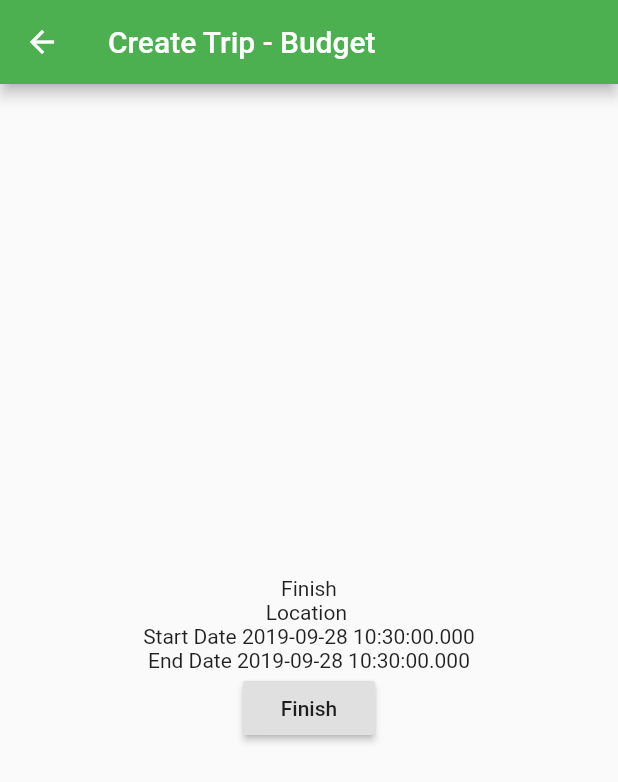
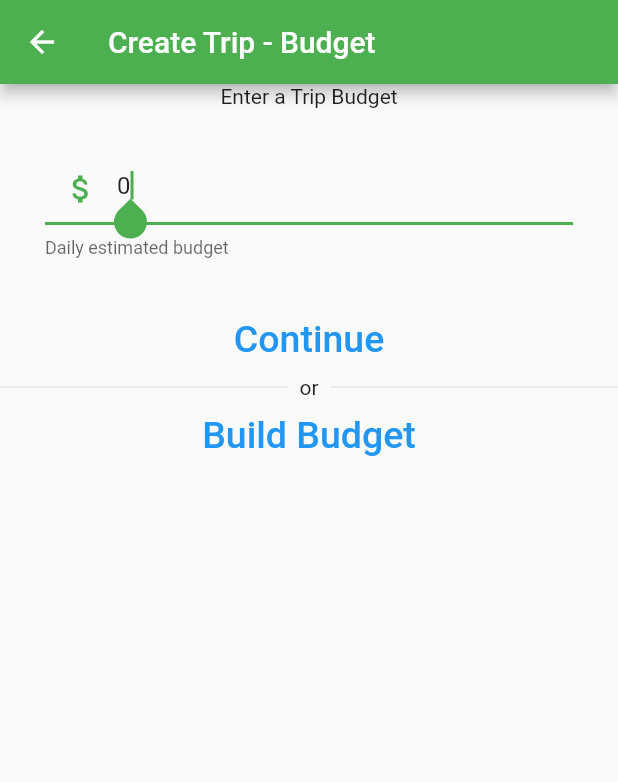
Before and after one commit to vcjpierre/flutter-travel-budget, a Flutter app: the NewTripBudgetView screen opened directly with empty values, on a phone screen of 412 x 824 dp. Shown: the top 782 px of the screen. Run offline on Flutter 3.47's test engine with Material 2 defaults, Android fonts, the light colour scheme and no system bars; our stand-ins replace auto_size_text, cloud_firestore, dio, firebase_auth, flutter_spinkit, google_sign_in; missing offline and left inert: date_range_picker, flutter_auth_buttons; accounts and stored records are empty.

Commit message:
Trip budget

```diff
--- a/lib/models/Trip.dart
+++ b/lib/models/Trip.dart
@@ -3,13 +3,16 @@ class Trip {
   DateTime startDate;
   DateTime endDate;
   double budget;
+  Map budgetTypes;
   String travelType;
+
 
   Trip(
       this.title,
       this.startDate,
       this.endDate,
       this.budget,
+      this.budgetTypes,
       this.travelType
       );
 
@@ -18,6 +21,7 @@ class Trip {
     'startDate': startDate,
     'endDate': endDate,
     'budget': budget,
+    'budgetTypes': budgetTypes,
     'travelType': travelType,
   };
 }
--- a/lib/views/navigation_view.dart
+++ b/lib/views/navigation_view.dart
@@ -5,8 +5,6 @@ import 'package:flutter_travel_budget/views/new_trips/location_view.dart';
 import 'package:flutter_travel_budget/models/Trip.dart';
 import 'package:flutter_travel_budget/widgets/provider_widget.dart';
 import 'package:flutter_travel_budget/services/auth_service.dart';
-
-
 
 class Home extends StatefulWidget {
   @override
@@ -25,7 +23,7 @@ class _HomeState extends State<Home> {
 
   @override
   Widget build(BuildContext context) {
-    final newTrip = new Trip(null, null, null, null, null);
+    final newTrip = new Trip(null, null, null, null, null, null);
     return Scaffold(
       appBar: AppBar(
         title: Text("Travel Budget App"),
@@ -35,10 +33,10 @@ class _HomeState extends State<Home> {
             tooltip: 'New Trip',
             onPressed: () {
               Navigator.push(
-                context,
-                MaterialPageRoute(
-                  builder: (context) => NewTripLocationView(trip: newTrip,)
-                ),
+                  context,
+                  MaterialPageRoute(
+                    builder: (context) => NewTripLocationView(trip: newTrip,)
+                  ),
               );
             },
           ),
--- a/lib/views/new_trips/budget_view.dart
+++ b/lib/views/new_trips/budget_view.dart
@@ -1,42 +1,145 @@
 import 'package:flutter/material.dart';
 import 'package:flutter_travel_budget/models/Trip.dart';
-import 'package:cloud_firestore/cloud_firestore.dart';
-import 'package:flutter_travel_budget/widgets/provider_widget.dart';
+import 'package:flutter_travel_budget/widgets/divider_with_text_widget.dart';
+import 'package:flutter/services.dart';
+import 'summary_view.dart';
 
-class NewTripBudgetView extends StatelessWidget {
-  final db = Firestore.instance;
+enum budgetType { simple, complex }
 
+class NewTripBudgetView extends StatefulWidget {
   final Trip trip;
+
   NewTripBudgetView({Key key, @required this.trip}) : super(key: key);
 
   @override
+  _NewTripBudgetViewState createState() => _NewTripBudgetViewState();
+}
+
+class _NewTripBudgetViewState extends State<NewTripBudgetView> {
+  var _budgetState = budgetType.simple;
+  var _switchButtonText = "Build Budget";
+  var _budgetTotal = 0;
+
+  TextEditingController _budgetController = new TextEditingController();
+  TextEditingController _transportationController = new TextEditingController();
+  TextEditingController _foodController = new TextEditingController();
+  TextEditingController _lodgingController = new TextEditingController();
+  TextEditingController _entertainmentController = new TextEditingController();
+
+  @override
+  void initState() {
+    super.initState();
+    _transportationController.addListener(_setTotalBudget);
+    _foodController.addListener(_setTotalBudget);
+    _lodgingController.addListener(_setTotalBudget);
+    _entertainmentController.addListener(_setTotalBudget);
+  }
+
+
+  _setTotalBudget() {
+    var total = 0;
+    total = (_transportationController.text == "") ? 0 : int.parse(_transportationController.text);
+    total += (_foodController.text == "") ? 0 : int.parse(_foodController.text);
+    total += (_lodgingController.text== "") ? 0 : int.parse(_lodgingController.text);
+    total += (_entertainmentController.text == "") ? 0 : int.parse(_entertainmentController.text);
+    setState(() {
+      _budgetTotal = total;
+    });
+  }
+
+
+  List<Widget> setBudgetFields(_budgetController) {
+    List<Widget> fields = [];
+
+    if (_budgetState == budgetType.simple) {
+      _switchButtonText = "Build Budget";
+      fields.add(Text("Enter a Trip Budget"));
+      fields.add(generateTextField(_budgetController, "Daily estimated budget"));
+    } else {
+      // assumes complex budget
+      _switchButtonText = "Simple Budget";
+      fields.add(Text("Enter How much you want to spend in each area"));
+      fields.add(generateTextField(_transportationController, "Daily Estimated Transportation Budget"));
+      fields.add(generateTextField(_foodController, "Daily Estimated Food Budget"));
+      fields.add(generateTextField(_lodgingController, "Daily Estimated Lodging Budget"));
+      fields.add(generateTextField(_entertainmentController, "Daily Estimated Entertainment Budget"));
+      fields.add(Text("Total: \$$_budgetTotal"));
+    }
+
+    fields.add(FlatButton(
+      child: Text(
+        "Continue",
+        style: TextStyle(fontSize: 25, color: Colors.blue),
+      ),
+      onPressed: () async {
+        widget.trip.budget = _budgetTotal.toDouble();
+        widget.trip.budgetTypes = {
+          'transportation': (_transportationController.text == "") ? 0.0 : double.parse(_transportationController.text),
+          'food': (_foodController.text == "") ? 0.0 : double.parse(_foodController.text),
+          'lodging': (_lodgingController.text== "") ? 0.0 : double.parse(_lodgingController.text),
+          'entertainment': (_entertainmentController.text == "") ? 0.0 : double.parse(_entertainmentController.text),
+        };
+
+        Navigator.push(
+          context,
+          MaterialPageRoute(
+              builder: (context) => NewTripSummaryView(trip: widget.trip)),
+        );
+      },
+    ));
+    fields.add(DividerWithText(dividerText: "or"));
+    fields.add(FlatButton(
+      child: Text(
+        _switchButtonText,
+        style: TextStyle(fontSize: 25, color: Colors.blue),
+      ),
+      onPressed: () {
+        setState(() {
+          _budgetState = (_budgetState == budgetType.simple)
+              ? budgetType.complex
+              : budgetType.simple;
+        });
+      },
+    ));
+
+    return fields;
+  }
+
+  @override
   Widget build(BuildContext context) {
-
+    _budgetController.text = (_budgetController.text == "0") ? "" : _budgetTotal.toString();
     return Scaffold(
-        appBar: AppBar(
-          title: Text('Create Trip - Budget'),
+      appBar: AppBar(
+        title: Text('Create Trip - Budget'),
+      ),
+      body: SingleChildScrollView(
+        child: Center(
+          child: Column(
+            mainAxisAlignment: MainAxisAlignment.center,
+            children: setBudgetFields(_budgetController),
+          ),
         ),
-        body: Center(
-            child: Column(
-              mainAxisAlignment: MainAxisAlignment.center,
-              children: <Widget>[
-                Text("Finish"),
-                Text("Location ${trip.title}"),
-                Text("Start Date ${trip.startDate}"),
-                Text("End Date ${trip.endDate}"),
-
-                RaisedButton(
-                  child: Text("Finish"),
-                  onPressed: () async {
-                    // save data to fiebase
-                    final uid = await Provider.of(context).auth.getCurrentUID();
-                    await db.collection("userData").document(uid).collection("trips").add(trip.toJson());
-                    Navigator.of(context).popUntil((route) => route.isFirst);
-                  },
-                ),
-              ],
-            )
-        )
+      ),
     );
   }
+
+  Widget generateTextField(controller, helperText) {
+    Widget textField = Padding(
+      padding: const EdgeInsets.all(30.0),
+      child: TextField(
+        controller: controller,
+        maxLines: 1,
+        decoration: InputDecoration(
+          prefixIcon: Icon(Icons.attach_money),
+          helperText: helperText,
+        ),
+        keyboardType: TextInputType.numberWithOptions(decimal: false),
+        inputFormatters: [
+          WhitelistingTextInputFormatter.digitsOnly,
+        ],
+        autofocus: true,
+      ),
+    );
+    return textField;
+  }
 }
--- a/lib/views/new_trips/date_view.dart
+++ b/lib/views/new_trips/date_view.dart
@@ -115,7 +115,7 @@ class _NewTripDateViewState extends State<NewTripDateView> {
                           ),
                           Row(
                             children: <Widget>[
-                              Text("Average Budget -- Not set up yet®"),
+                              Text("Average Budget -- Not set up yet"),
                             ],
                           ),
                           Row(
--- /dev/null
+++ b/lib/views/new_trips/summary_view.dart
@@ -0,0 +1,41 @@
+import 'package:flutter/material.dart';
+import 'package:flutter_travel_budget/models/Trip.dart';
+import 'package:cloud_firestore/cloud_firestore.dart';
+import 'package:flutter_travel_budget/widgets/provider_widget.dart';
+
+class NewTripSummaryView extends StatelessWidget {
+  final db = Firestore.instance;
+
+  final Trip trip;
+  NewTripSummaryView({Key key, @required this.trip}) : super(key: key);
+
+  @override
+  Widget build(BuildContext context) {
+
+    return Scaffold(
+      appBar: AppBar(
+        title: Text('Trip Summary'),
+      ),
+      body: Center(
+        child: Column(
+          mainAxisAlignment: MainAxisAlignment.center,
+          children: <Widget>[
+            Text("Finish"),
+            Text("Location ${trip.title}"),
+            Text("Start Date ${trip.startDate}"),
+            Text("End Date ${trip.endDate}"),
+            RaisedButton(
+              child: Text("Finish"),
+              onPressed: () async {
+                // save data to fiebase
+                final uid = await Provider.of(context).auth.getCurrentUID();
+                await db.collection("userData").document(uid).collection("trips").add(trip.toJson());
+                Navigator.of(context).popUntil((route) => route.isFirst);
+              },
+            ),
+          ],
+        )
+      )
+    );
+  }
+}
```
Also changed, not shown: lib/views/new_trips/location_view.dart (+5 -14 lines). Lines whose indentation alone changed are shown as unchanged.
